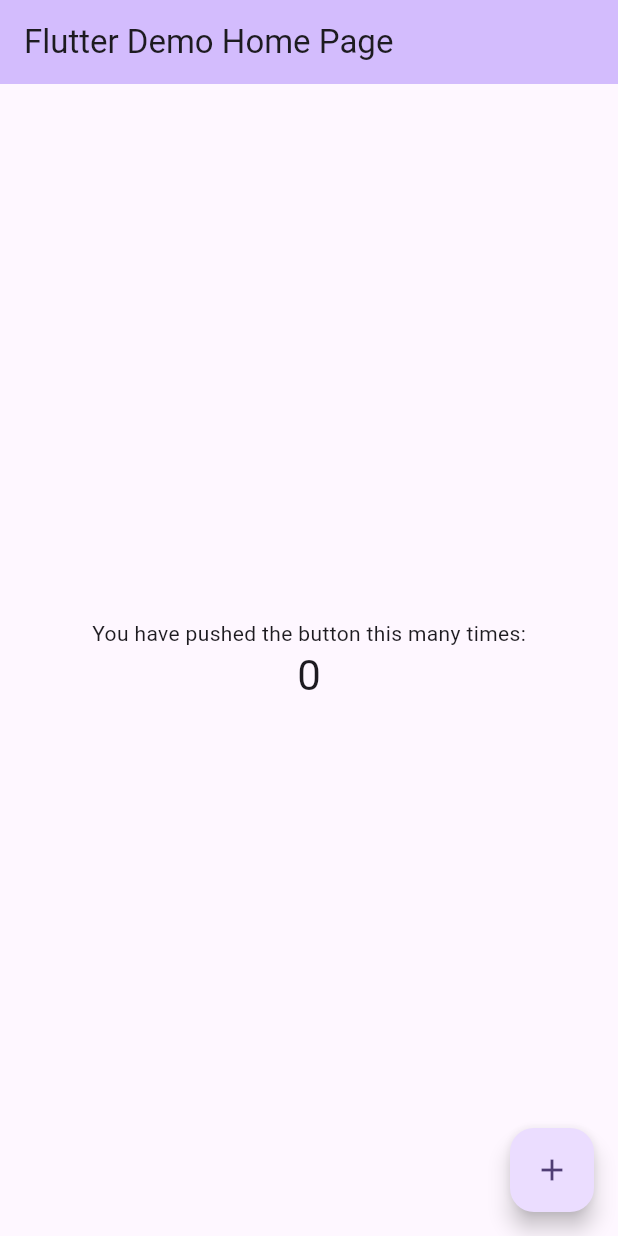
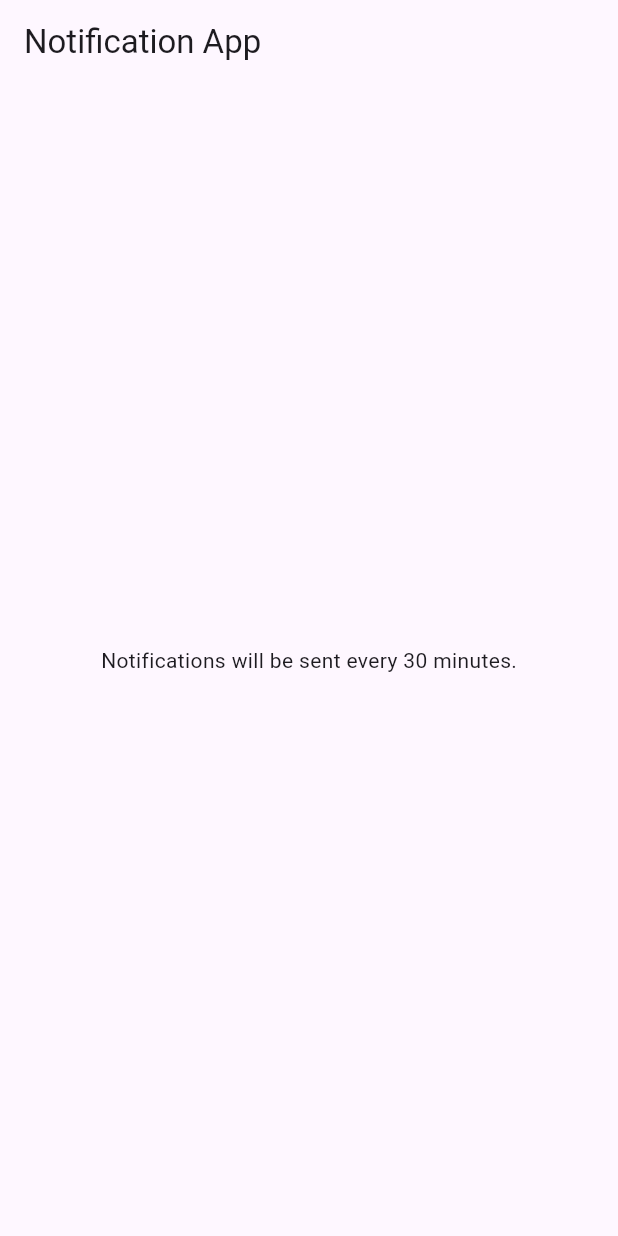
Before and after one commit to VPIGOR/notification-app, a Flutter app: the screen it shows after launch, on a phone screen of 412 x 824 dp. Run offline on Flutter 3.47's test engine with Material 3 defaults, Android fonts, the phone set to English and light mode, and no system bars; our stand-ins replace flutter_local_notifications; missing offline and left inert: workmanager.

Commit message:
added script

```diff
--- a/lib/main.dart
+++ b/lib/main.dart
@@ -1,125 +1,75 @@
+// ignore_for_file: library_private_types_in_public_api
+
 import 'package:flutter/material.dart';
+import 'package:flutter_local_notifications/flutter_local_notifications.dart';
+import 'package:workmanager/workmanager.dart';
 
 void main() {
+  WidgetsFlutterBinding.ensureInitialized();
+  Workmanager().initialize(callbackDispatcher, isInDebugMode: true);
   runApp(const MyApp());
+}
+
+void callbackDispatcher() {
+  Workmanager().executeTask((task, inputData) {
+    showNotification();
+    return Future.value(true);
+  });
+}
+
+void showNotification() async {
+  FlutterLocalNotificationsPlugin flutterLocalNotificationsPlugin = FlutterLocalNotificationsPlugin();
+  var initializationSettingsAndroid = const AndroidInitializationSettings('app_icon');
+  var initializationSettings = InitializationSettings(android: initializationSettingsAndroid);
+  flutterLocalNotificationsPlugin.initialize(initializationSettings);
+
+  var androidPlatformChannelSpecifics = const AndroidNotificationDetails(
+      'your channel id', 'your channel name',
+      importance: Importance.max, priority: Priority.high, ticker: 'ticker');
+  var platformChannelSpecifics = NotificationDetails(android: androidPlatformChannelSpecifics);
+  await flutterLocalNotificationsPlugin.show(
+      0, 'Reminder', 'This is your scheduled notification', platformChannelSpecifics,
+      payload: 'item x');
 }
 
 class MyApp extends StatelessWidget {
   const MyApp({super.key});
 
-  // This widget is the root of your application.
   @override
   Widget build(BuildContext context) {
-    return MaterialApp(
-      title: 'Flutter Demo',
-      theme: ThemeData(
-        // This is the theme of your application.
-        //
-        // TRY THIS: Try running your application with "flutter run". You'll see
-        // the application has a purple toolbar. Then, without quitting the app,
-        // try changing the seedColor in the colorScheme below to Colors.green
-        // and then invoke "hot reload" (save your changes or press the "hot
-        // reload" button in a Flutter-supported IDE, or press "r" if you used
-        // the command line to start the app).
-        //
-        // Notice that the counter didn't reset back to zero; the application
-        // state is not lost during the reload. To reset the state, use hot
-        // restart instead.
-        //
-        // This works for code too, not just values: Most code changes can be
-        // tested with just a hot reload.
-        colorScheme: ColorScheme.fromSeed(seedColor: Colors.deepPurple),
-        useMaterial3: true,
-      ),
-      home: const MyHomePage(title: 'Flutter Demo Home Page'),
+    return const MaterialApp(
+      home: NotificationHome()
     );
   }
 }
 
-class MyHomePage extends StatefulWidget {
-  const MyHomePage({super.key, required this.title});
-
-  // This widget is the home page of your application. It is stateful, meaning
-  // that it has a State object (defined below) that contains fields that affect
-  // how it looks.
-
-  // This class is the configuration for the state. It holds the values (in this
-  // case the title) provided by the parent (in this case the App widget) and
-  // used by the build method of the State. Fields in a Widget subclass are
-  // always marked "final".
-
-  final String title;
+class NotificationHome extends StatefulWidget {
+  const NotificationHome({super.key});
 
   @override
-  State<MyHomePage> createState() => _MyHomePageState();
+  _NotificationHomeState createState() => _NotificationHomeState();
 }
 
-class _MyHomePageState extends State<MyHomePage> {
-  int _counter = 0;
-
-  void _incrementCounter() {
-    setState(() {
-      // This call to setState tells the Flutter framework that something has
-      // changed in this State, which causes it to rerun the build method below
-      // so that the display can reflect the updated values. If we changed
-      // _counter without calling setState(), then the build method would not be
-      // called again, and so nothing would appear to happen.
-      _counter++;
-    });
+class _NotificationHomeState extends State<NotificationHome> {
+  @override
+  void initState() {
+    super.initState();
+    Workmanager().registerPeriodicTask(
+      "1",
+      "simplePeriodicTask",
+      frequency: const Duration(minutes: 5),
+    );
   }
 
   @override
   Widget build(BuildContext context) {
-    // This method is rerun every time setState is called, for instance as done
-    // by the _incrementCounter method above.
-    //
-    // The Flutter framework has been optimized to make rerunning build methods
-    // fast, so that you can just rebuild anything that needs updating rather
-    // than having to individually change instances of widgets.
     return Scaffold(
       appBar: AppBar(
-        // TRY THIS: Try changing the color here to a specific color (to
-        // Colors.amber, perhaps?) and trigger a hot reload to see the AppBar
-        // change color while the other colors stay the same.
-        backgroundColor: Theme.of(context).colorScheme.inversePrimary,
-        // Here we take the value from the MyHomePage object that was created by
-        // the App.build method, and use it to set our appbar title.
-        title: Text(widget.title),
+        title: const Text('Notification App'),
       ),
-      body: Center(
-        // Center is a layout widget. It takes a single child and positions it
-        // in the middle of the parent.
-        child: Column(
-          // Column is also a layout widget. It takes a list of children and
-          // arranges them vertically. By default, it sizes itself to fit its
-          // children horizontally, and tries to be as tall as its parent.
-          //
-          // Column has various properties to control how it sizes itself and
-          // how it positions its children. Here we use mainAxisAlignment to
-          // center the children vertically; the main axis here is the vertical
-          // axis because Columns are vertical (the cross axis would be
-          // horizontal).
-          //
-          // TRY THIS: Invoke "debug painting" (choose the "Toggle Debug Paint"
-          // action in the IDE, or press "p" in the console), to see the
-          // wireframe for each widget.
-          mainAxisAlignment: MainAxisAlignment.center,
-          children: <Widget>[
-            const Text(
-              'You have pushed the button this many times:',
-            ),
-            Text(
-              '$_counter',
-              style: Theme.of(context).textTheme.headlineMedium,
-            ),
-          ],
-        ),
+      body: const Center(
+        child: Text('Notifications will be sent every 30 minutes.'),
       ),
-      floatingActionButton: FloatingActionButton(
-        onPressed: _incrementCounter,
-        tooltip: 'Increment',
-        child: const Icon(Icons.add),
-      ), // This trailing comma makes auto-formatting nicer for build methods.
     );
   }
 }
--- a/pubspec.yaml
+++ b/pubspec.yaml
@@ -35,6 +35,8 @@ dependencies:
   # The following adds the Cupertino Icons font to your application.
   # Use with the CupertinoIcons class for iOS style icons.
   cupertino_icons: ^1.0.6
+  flutter_local_notifications: ^17.2.1+2
+  workmanager: ^0.5.2
 
 dev_dependencies:
   flutter_test:
```
Also changed, not shown: pubspec.lock, 1 other file.
